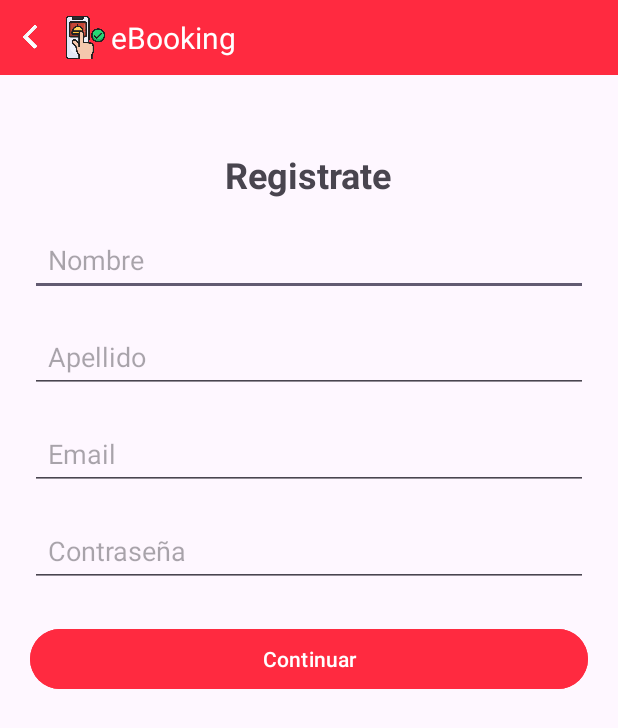
After one commit to camilariverodv/parcial-2-am-acn4av-rivero, an Android app: the RegisterActivity screen opened directly, with no data from a screen before it, on a phone screen of 412 x 824 dp. The commit adds this screen. Shown: the top 728 px of the screen. Run offline under Robolectric (Android 15) with nearby library versions, the phone set to English and light mode, and no system bars; our stand-ins replace Firebase (no records; nobody signed in at launch, a user with empty details on screens opened directly).

Commit message:
feat: add register screen

```diff
--- a/app/build.gradle.kts
+++ b/app/build.gradle.kts
@@ -39,6 +39,7 @@ dependencies {
     implementation("com.google.android.gms:play-services-tasks:18.2.0")
     coreLibraryDesugaring("com.android.tools:desugar_jdk_libs:2.1.3")
     implementation("com.google.firebase:firebase-auth")
+    implementation("com.google.firebase:firebase-firestore:24.8.1")
     implementation(libs.appcompat)
     implementation(libs.material)
     implementation(libs.activity)
--- a/app/src/main/AndroidManifest.xml
+++ b/app/src/main/AndroidManifest.xml
@@ -19,6 +19,9 @@
             android:name=".LoginActivity"
             android:exported="false" />
         <activity
+            android:name=".RegisterActivity"
+            android:exported="false" />
+        <activity
             android:name=".ContactActivity"
             android:exported="false" />
         <activity
--- a/app/src/main/java/com/example/ebooking/ContactActivity.java
+++ b/app/src/main/java/com/example/ebooking/ContactActivity.java
@@ -33,7 +33,8 @@ public class ContactActivity extends AppCompatActivity {
                         emailEditText.getText().toString().isEmpty()) {
                     Toast.makeText(ContactActivity.this, "Debe completar todos los datos", Toast.LENGTH_SHORT).show();
                 } else {
-                    Toast.makeText(ContactActivity.this, "¡Gracias! Nos pondremos en contacto a la brevedad", Toast.LENGTH_LONG).show();
+                    Toast.makeText(ContactActivity.this, "¡Gracias! Nos pondremos en contacto a la brevedad",
+                            Toast.LENGTH_LONG).show();
                     restaurantNameEditText.setText("");
                     personalNameEditText.setText("");
                     emailEditText.setText("");
--- a/app/src/main/java/com/example/ebooking/LoginActivity.java
+++ b/app/src/main/java/com/example/ebooking/LoginActivity.java
@@ -70,7 +70,8 @@ public class LoginActivity extends AppCompatActivity {
                             startActivity(intent);
                             finish();
                         } else {
-                            Toast.makeText(LoginActivity.this, "Credenciales incorrectas. Intenta nuevamente.", Toast.LENGTH_SHORT).show();
+                            Toast.makeText(LoginActivity.this, "Credenciales incorrectas. Intenta nuevamente.",
+                                    Toast.LENGTH_SHORT).show();
                         }
                     }
                 });
--- a/app/src/main/java/com/example/ebooking/MainActivity.java
+++ b/app/src/main/java/com/example/ebooking/MainActivity.java
@@ -28,7 +28,7 @@ public class MainActivity extends AppCompatActivity {
         contact.setOnClickListener(new View.OnClickListener() {
             @Override
             public void onClick(View v) {
-                Intent intent = new Intent(MainActivity.this, ContactActivity.class);
+                Intent intent = new Intent(MainActivity.this, RegisterActivity.class);
                 startActivity(intent);
             }
         });
--- /dev/null
+++ b/app/src/main/java/com/example/ebooking/RegisterActivity.java
@@ -0,0 +1,110 @@
+package com.example.ebooking;
+
+import android.content.Intent;
+import android.os.Bundle;
+import android.text.TextUtils;
+import android.view.View;
+import android.widget.Button;
+import android.widget.EditText;
+import android.widget.Toast;
+
+import androidx.annotation.NonNull;
+import androidx.appcompat.app.AppCompatActivity;
+
+import com.google.android.gms.tasks.OnCompleteListener;
+import com.google.android.gms.tasks.Task;
+import com.google.firebase.auth.AuthResult;
+import com.google.firebase.auth.FirebaseAuth;
+import com.google.firebase.firestore.FirebaseFirestore;
+
+import java.util.HashMap;
+import java.util.Map;
+
+import android.util.Log;
+
+
+public class RegisterActivity extends AppCompatActivity {
+
+    private EditText nameEditText, lastNameEditText, emailEditText, passwordEditText;
+    private Button registerSubmitButton;
+
+    private FirebaseAuth mAuth;
+    private FirebaseFirestore db;
+
+    @Override
+    protected void onCreate(Bundle savedInstanceState) {
+        super.onCreate(savedInstanceState);
+        setContentView(R.layout.activity_register);
+        nameEditText = findViewById(R.id.nameEditText);
+        lastNameEditText = findViewById(R.id.lastNameEditText);
+        emailEditText = findViewById(R.id.emailEditText);
+        passwordEditText = findViewById(R.id.passwordEditText);
+        registerSubmitButton = findViewById(R.id.registerSubmitButton);
+
+        // Firebase Auth
+        mAuth = FirebaseAuth.getInstance();
+        db = FirebaseFirestore.getInstance();
+
+        registerSubmitButton.setOnClickListener(new View.OnClickListener() {
+            @Override
+            public void onClick(View v) {
+                registerUser();
+            }
+        });
+    }
+
+    private void registerUser() {
+        String name = nameEditText.getText().toString().trim();
+        String lastName = lastNameEditText.getText().toString().trim();
+        String email = emailEditText.getText().toString().trim();
+        String password = passwordEditText.getText().toString();
+
+        if (TextUtils.isEmpty(name) || TextUtils.isEmpty(lastName) || TextUtils.isEmpty(email)
+                || TextUtils.isEmpty(password)) {
+            Toast.makeText(RegisterActivity.this, "Debe completar todos los datos", Toast.LENGTH_SHORT).show();
+            return;
+        }
+
+        if (password.length() < 6) {
+            Toast.makeText(RegisterActivity.this, "La contraseña debe tener al menos 6 caracteres", Toast.LENGTH_SHORT)
+                    .show();
+            return;
+        }
+
+        mAuth.createUserWithEmailAndPassword(email, password)
+                .addOnCompleteListener(RegisterActivity.this, new OnCompleteListener<AuthResult>() {
+                    @Override
+                    public void onComplete(@NonNull Task<AuthResult> task) {
+                        if (task.isSuccessful()) {
+                            Toast.makeText(RegisterActivity.this, "Usuario creado", Toast.LENGTH_SHORT).show();
+
+                            // Redirigir inmediatamente
+                            Intent intent = new Intent(RegisterActivity.this, LoginActivity.class);
+                            startActivity(intent);
+                            finish();
+
+                            // Guardar datos en Firestore en segundo plano
+                            String userId = mAuth.getCurrentUser().getUid();
+                            Map<String, Object> user = new HashMap<>();
+                            user.put("name", name);
+                            user.put("lastName", lastName);
+                            user.put("email", email);
+
+                            db.collection("users").document(userId)
+                                    .set(user)
+                                    .addOnCompleteListener(task1 -> {
+                                        Log.d("RegisterActivity", "Datos guardados correctamente en Firestore");
+                                    })
+                                    .addOnFailureListener(e -> {
+                                        Log.e("RegisterActivity", "Error al guardar en Firestore: " + e.getMessage());
+                                    });
+
+                        } else {
+                            Toast.makeText(RegisterActivity.this,
+                                    "Error en el registro: " + task.getException().getMessage(), Toast.LENGTH_LONG)
+                                    .show();
+                        }
+                    }
+                });
+    }
+}
--- /dev/null
+++ b/app/src/main/res/layout/activity_register.xml
@@ -0,0 +1,79 @@
+<?xml version="1.0" encoding="utf-8"?>
+<LinearLayout xmlns:android="http://schemas.android.com/apk/res/android"
+    android:layout_width="match_parent"
+    android:layout_height="match_parent"
+    android:gravity="center_horizontal"
+    android:orientation="vertical">
+
+    <include
+        android:id="@+id/navbar"
+        android:layout_width="match_parent"
+        android:layout_height="wrap_content"
+        layout="@layout/navbar" />
+
+    <LinearLayout
+        android:layout_width="match_parent"
+        android:layout_height="match_parent"
+        android:gravity="center_horizontal"
+        android:orientation="vertical"
+        android:paddingHorizontal="20dp">
+
+        <TextView
+            android:id="@+id/registerTextView"
+            android:layout_width="wrap_content"
+            android:layout_height="wrap_content"
+            android:layout_marginTop="50dp"
+            android:text="Registrate"
+            android:textSize="24sp"
+            android:textStyle="bold" />
+
+        <EditText
+            android:id="@+id/nameEditText"
+            android:layout_width="match_parent"
+            android:layout_height="wrap_content"
+            android:layout_marginTop="16dp"
+            android:hint="Nombre"
+            android:inputType="textPersonName"
+            android:minHeight="48dp"
+            android:padding="12dp" />
+
+        <EditText
+            android:id="@+id/lastNameEditText"
+            android:layout_width="match_parent"
+            android:layout_height="wrap_content"
+            android:layout_marginTop="16dp"
+            android:hint="Apellido"
+            android:inputType="textPersonName"
+            android:minHeight="48dp"
+            android:padding="12dp" />
+
+        <EditText
+            android:id="@+id/emailEditText"
+            android:layout_width="match_parent"
+            android:layout_height="wrap_content"
+            android:layout_marginTop="16dp"
+            android:hint="Email"
+            android:inputType="textEmailAddress"
+            android:minHeight="48dp"
+            android:padding="12dp" />
+
+        <EditText
+            android:id="@+id/passwordEditText"
+            android:layout_width="match_parent"
+            android:layout_height="wrap_content"
+            android:layout_marginTop="16dp"
+            android:hint="Contraseña"
+            android:inputType="textPassword"
+            android:minHeight="48dp"
+            android:padding="12dp" />
+
+        <Button
+            android:id="@+id/registerSubmitButton"
+            android:layout_width="match_parent"
+            android:layout_height="wrap_content"
+            android:layout_marginTop="24dp"
+            android:backgroundTint="#ff2a40"
+            android:baselineAligned="false"
+            android:text="Continuar" />
+    </LinearLayout>
+</LinearLayout>
```
Also changed, not shown: app/src/main/res/layout/activity_main.xml (+4 -4 lines).
